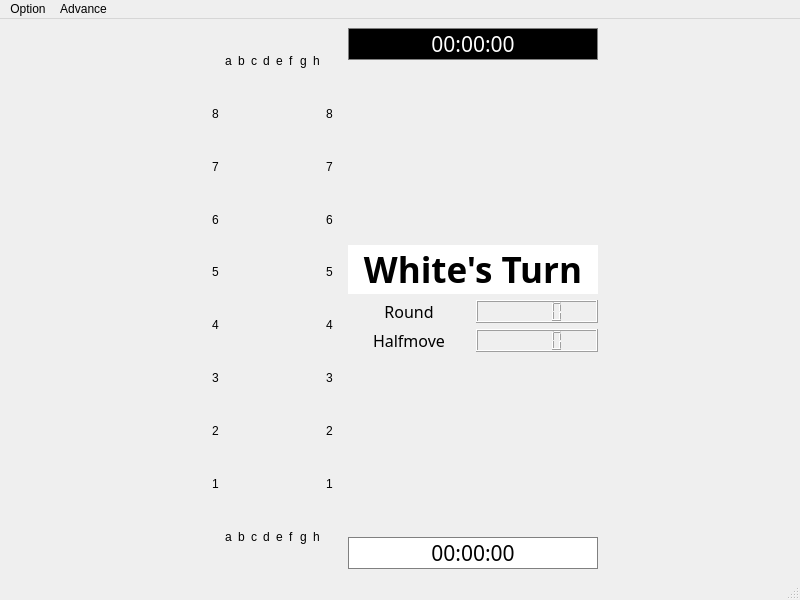
This is gamemainwindow.ui in a0922762/NTUST_OOP_Project2_Chess as Qt 5 draws it before an edit. The edited form follows.
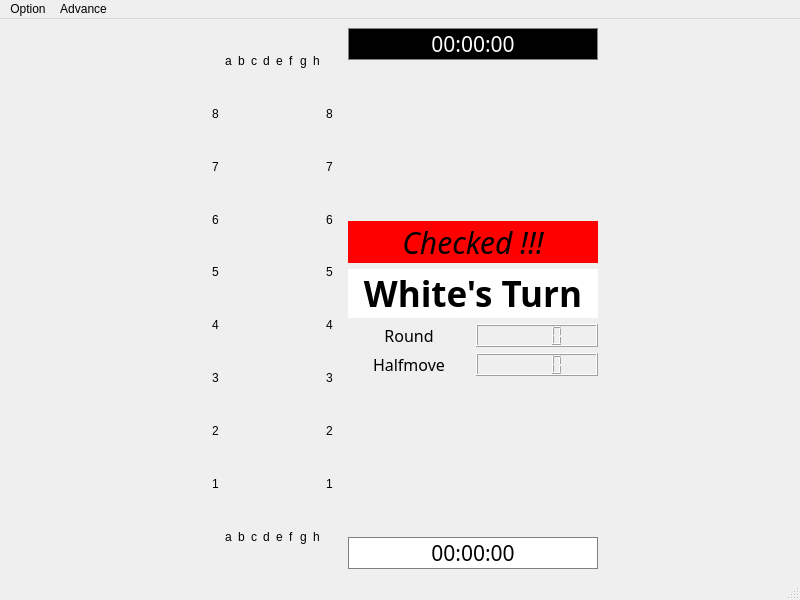
This is the edited form. Custom widgets are drawn as their Qt base class.

Commit message: 顯示checked

```diff
--- a/gamemainwindow.ui
+++ b/gamemainwindow.ui
@@ -350,6 +350,19 @@
         </property>
        </spacer>
       </item>
+      <item>
+       <widget class="QLabel" name="checkedLabel">
+        <property name="styleSheet">
+         <string notr="true">background-color: red; color: black; font:  italic 30px alef;</string>
+        </property>
+        <property name="text">
+         <string>Checked !!!</string>
+        </property>
+        <property name="alignment">
+         <set>Qt::AlignCenter</set>
+        </property>
+       </widget>
+      </item>
       <item>
        <widget class="QLabel" name="turnLabel">
         <property name="minimumSize">
```
The commit also changes 2 other files.
